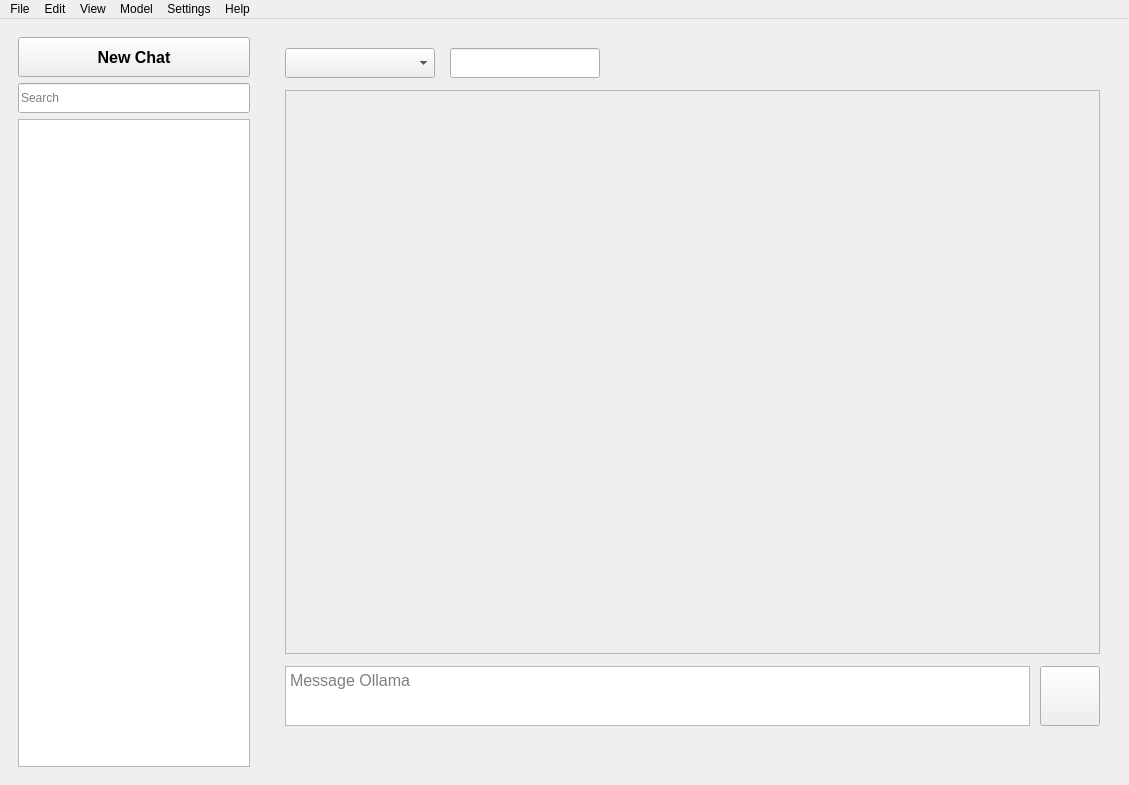
Before: the Qt Designer form views/main_window.ui in mshojaei77/ollama_gui, drawn with Qt 5.
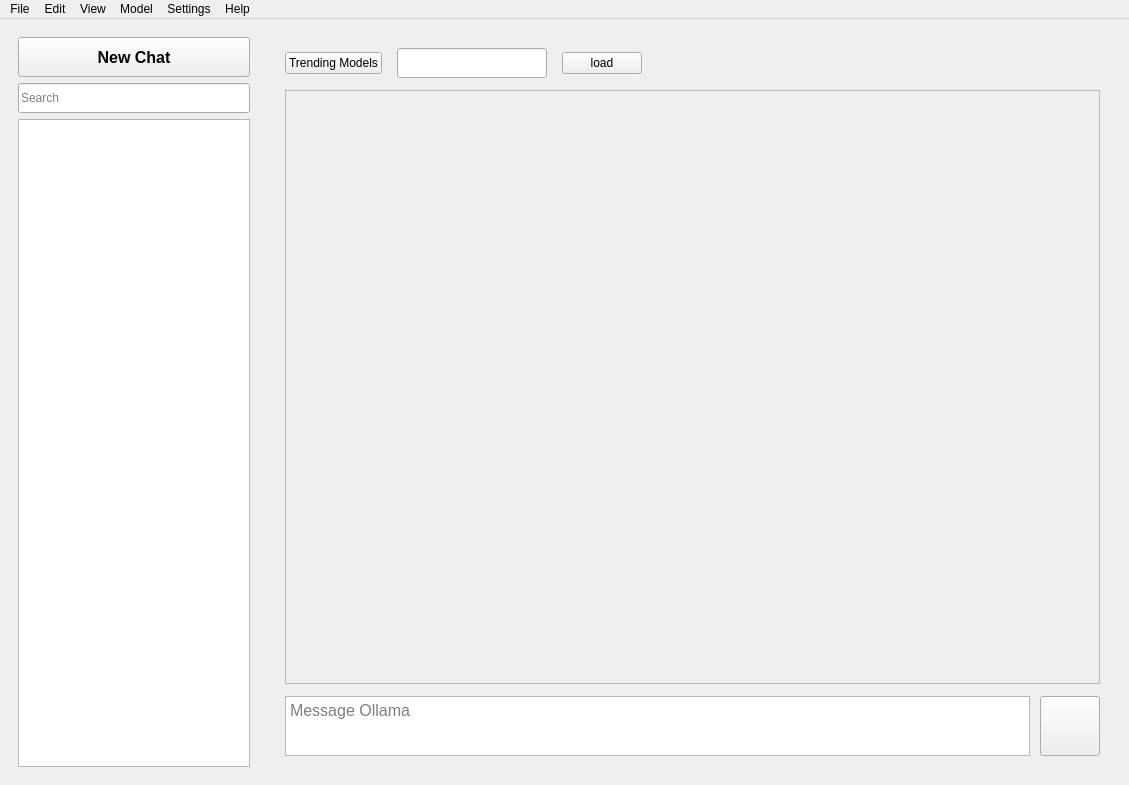
After: the same form once the commit is applied.

Commit message: Bug Fixed: Model Selection Refactored with support of new trending models

Diff of the .ui file:
```diff
--- a/views/main_window.ui
+++ b/views/main_window.ui
@@ -105,12 +105,15 @@
          <number>15</number>
         </property>
         <item>
-         <widget class="QComboBox" name="model_selector_comboBox">
-          <property name="minimumSize">
-           <size>
-            <width>150</width>
-            <height>30</height>
-           </size>
+         <widget class="QPushButton" name="model_list_button">
+          <property name="sizePolicy">
+           <sizepolicy hsizetype="Maximum" vsizetype="Maximum">
+            <horstretch>0</horstretch>
+            <verstretch>0</verstretch>
+           </sizepolicy>
+          </property>
+          <property name="text">
+           <string>Trending Models</string>
           </property>
          </widget>
         </item>
@@ -131,17 +134,35 @@
          </widget>
         </item>
         <item>
-         <spacer name="horizontalSpacer">
-          <property name="orientation">
-           <enum>Qt::Horizontal</enum>
+         <widget class="QPushButton" name="model_load_button">
+          <property name="sizePolicy">
+           <sizepolicy hsizetype="Maximum" vsizetype="Fixed">
+            <horstretch>0</horstretch>
+            <verstretch>0</verstretch>
+           </sizepolicy>
           </property>
-          <property name="sizeHint" stdset="0">
-           <size>
-            <width>40</width>
-            <height>20</height>
-           </size>
+          <property name="text">
+           <string>load</string>
           </property>
-         </spacer>
+         </widget>
+        </item>
+        <item>
+         <widget class="QLabel" name="systemMessageLabel">
+          <property name="sizePolicy">
+           <sizepolicy hsizetype="Preferred" vsizetype="Maximum">
+            <horstretch>0</horstretch>
+            <verstretch>0</verstretch>
+           </sizepolicy>
+          </property>
+          <property name="font">
+           <font>
+            <pointsize>12</pointsize>
+           </font>
+          </property>
+          <property name="text">
+           <string/>
+          </property>
+         </widget>
         </item>
        </layout>
       </item>
@@ -162,7 +183,7 @@
            <x>0</x>
            <y>0</y>
            <width>813</width>
-           <height>555</height>
+           <height>586</height>
           </rect>
          </property>
          <layout class="QVBoxLayout" name="chatLayout">
@@ -242,24 +263,6 @@
         </item>
        </layout>
       </item>
-      <item>
-       <widget class="QLabel" name="systemMessageLabel">
-        <property name="sizePolicy">
-         <sizepolicy hsizetype="Preferred" vsizetype="Maximum">
-          <horstretch>0</horstretch>
-          <verstretch>0</verstretch>
-         </sizepolicy>
-        </property>
-        <property name="font">
-         <font>
-          <pointsize>12</pointsize>
-         </font>
-        </property>
-        <property name="text">
-         <string/>
-        </property>
-       </widget>
-      </item>
      </layout>
     </item>
    </layout>
```
The commit also changes 6 other files.
